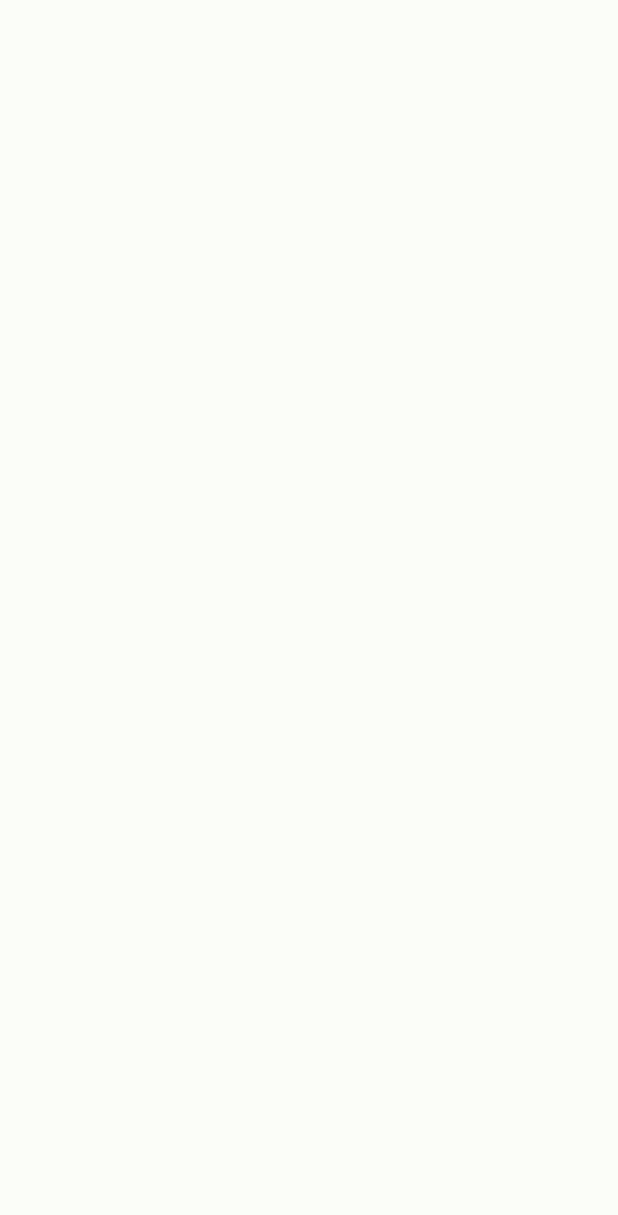
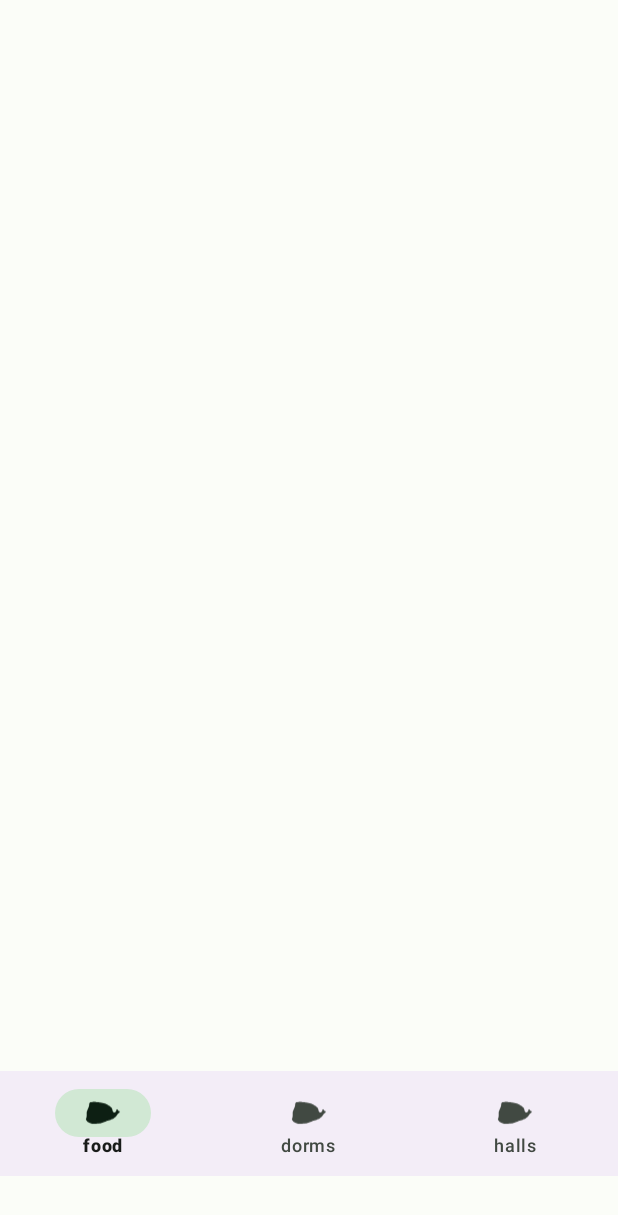
Before and after one commit to Scesar1/HAM, an Android app: the screen it shows after launch (MainActivity), on a phone screen of 412 x 824 dp. Before the commit the part shown is empty. Shown: the top 1215 px of the screen. Run offline under Robolectric (Android 15) with nearby library versions, the phone set to English and light mode, and no system bars.

Commit message:
added bottom navigation bar w/buttons

```diff
--- a/app/src/main/res/layout/activity_main.xml
+++ b/app/src/main/res/layout/activity_main.xml
@@ -4,4 +4,17 @@
     xmlns:tools="http://schemas.android.com/tools"
     android:layout_width="match_parent"
     android:layout_height="match_parent"
-    tools:context=".MainActivity"/>
+    tools:context=".MainActivity">
+
+    <com.google.android.material.bottomnavigation.BottomNavigationView
+        android:layout_width="match_parent"
+        android:layout_height="70dp"
+        app:itemIconTint=""
+        app:layout_constraintBottom_toBottomOf="parent"
+        app:layout_constraintEnd_toEndOf="parent"
+        app:layout_constraintHorizontal_bias="0.0"
+        app:layout_constraintStart_toStartOf="parent"
+        app:layout_constraintTop_toTopOf="parent"
+        app:layout_constraintVertical_bias="0.947"
+        app:menu="@menu/menu_bottom_navigation" />
+</androidx.constraintlayout.widget.ConstraintLayout>
--- /dev/null
+++ b/app/src/main/res/menu/menu_bottom_navigation.xml
@@ -0,0 +1,18 @@
+<?xml version="1.0" encoding="utf-8"?>
+<menu xmlns:android="http://schemas.android.com/apk/res/android">
+    <item
+        android:id="@+id/nav_food"
+        android:icon="@drawable/logo"
+        android:title="@string/food" />
+
+    <item
+        android:id="@+id/nav_dorms"
+        android:icon="@drawable/logo"
+        android:title="dorms" />
+
+    <item
+        android:id="@+id/nav_halls"
+        android:icon="@drawable/logo"
+        android:title="halls" />
+
+</menu>
--- a/app/src/main/res/values/strings.xml
+++ b/app/src/main/res/values/strings.xml
@@ -2,4 +2,5 @@
 
 <resources>
     <string name="app_name">HAM</string>
+    <string name="food">food</string>
 </resources>
```
